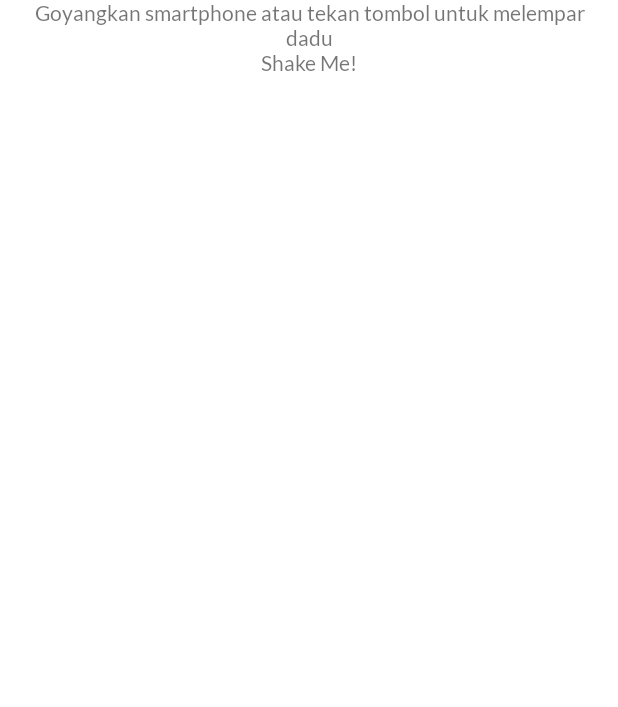
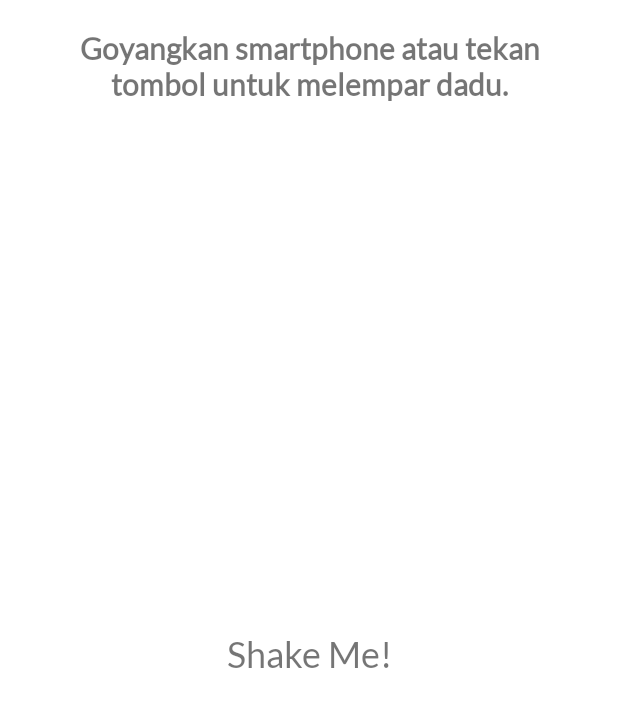
Before and after one commit to obedkristiaji/Dadoo-Lempar-Dadu-Virtual, an Android app: the screen it shows after launch (MainActivity), on a phone screen of 412 x 824 dp. Shown: the top 707 px of the screen. Run offline under Robolectric (Android 15) with nearby library versions, the light colour scheme and no system bars.

Commit message:
Interface updates

```diff
--- a/app/src/main/res/layout/fragment_home.xml
+++ b/app/src/main/res/layout/fragment_home.xml
@@ -4,19 +4,23 @@
     android:layout_width="match_parent"
     android:layout_height="match_parent"
     android:orientation="vertical"
-    android:layout_marginHorizontal="@dimen/hmargin">
+    android:layout_margin = "@dimen/app_margin">
 
     <TextView
         android:layout_width="match_parent"
         android:layout_height="wrap_content"
         android:textAlignment="center"
-        android:text="@string/instruksi" />
+        android:text="@string/instruksi"
+        android:textStyle="bold"
+        android:textSize="@dimen/font_20"/>
 
     <TextView
         android:id="@+id/tv_angka"
         android:layout_width="match_parent"
-        android:layout_height="wrap_content"
+        android:layout_height="match_parent"
         android:textAlignment="center"
+        android:gravity="center"
+        android:textSize="@dimen/font_24"
         android:text="@string/shake_me" />
 
 </LinearLayout>
--- a/app/src/main/res/values/dimens.xml
+++ b/app/src/main/res/values/dimens.xml
@@ -1,4 +1,7 @@
 <?xml version="1.0" encoding="utf-8"?>
 <resources>
-    <dimen name="hmargin">20dp</dimen>
+    <dimen name="app_margin">20dp</dimen>
+
+    <dimen name="font_20">20sp</dimen>
+    <dimen name="font_24">24sp</dimen>
 </resources>
--- a/app/src/main/res/values/strings.xml
+++ b/app/src/main/res/values/strings.xml
@@ -1,5 +1,5 @@
 <resources>
     <string name="app_name">Dadoo</string>
-    <string name="instruksi">Goyangkan smartphone atau tekan tombol untuk melempar dadu</string>
+    <string name="instruksi">Goyangkan smartphone atau tekan tombol untuk melempar dadu.</string>
     <string name="shake_me">Shake Me!</string>
 </resources>
--- a/app/src/main/res/values/themes.xml
+++ b/app/src/main/res/values/themes.xml
@@ -5,7 +5,7 @@
         <item name="android:fontFamily">@font/lato_regular</item>
         <!-- Primary brand color. -->
         <item name="colorPrimary">@color/primary</item>
-        <item name="colorPrimaryVariant">@color/purple_700</item>
+        <item name="colorPrimaryVariant">@color/primary</item>
         <item name="colorOnPrimary">@color/white</item>
         <!-- Secondary brand color. -->
         <item name="colorSecondary">@color/teal_200</item>
```
